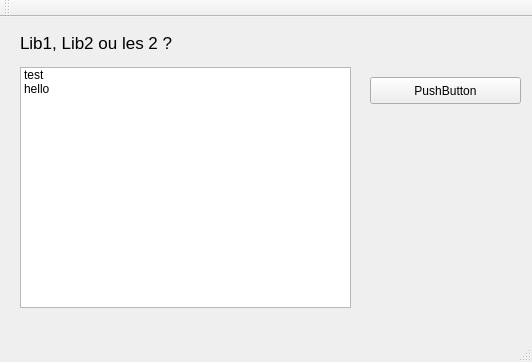
The window that admin-gui/BurgerQuiz-Admin/mainwindow.ui (Tomy2e/burger-quiz) describes before a commit, drawn with Qt 5.
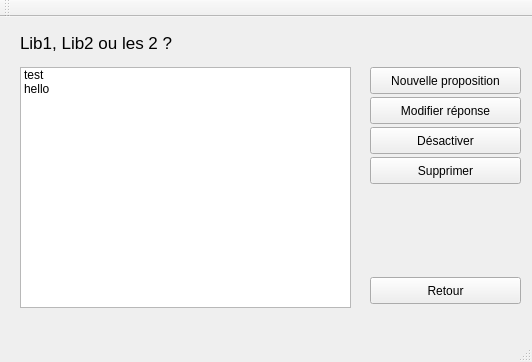
The same window after the commit. The open tabs and pages were chosen to show the change.

Commit message: Ameliorations gestion des propositions (QT) Possibilité de lister les propositions Possibilité d'ajouter des propositions Possibilité de modifier la réponse d'une propositions

```diff
--- a/admin-gui/BurgerQuiz-Admin/mainwindow.ui
+++ b/admin-gui/BurgerQuiz-Admin/mainwindow.ui
@@ -431,13 +431,65 @@
       <property name="geometry">
        <rect>
         <x>370</x>
-        <y>70</y>
+        <y>270</y>
         <width>151</width>
         <height>27</height>
        </rect>
       </property>
       <property name="text">
-       <string>PushButton</string>
+       <string>Retour</string>
+      </property>
+     </widget>
+     <widget class="QPushButton" name="pushButton_17">
+      <property name="geometry">
+       <rect>
+        <x>370</x>
+        <y>60</y>
+        <width>151</width>
+        <height>27</height>
+       </rect>
+      </property>
+      <property name="text">
+       <string>Nouvelle proposition</string>
+      </property>
+     </widget>
+     <widget class="QPushButton" name="pushButton_18">
+      <property name="geometry">
+       <rect>
+        <x>370</x>
+        <y>90</y>
+        <width>151</width>
+        <height>27</height>
+       </rect>
+      </property>
+      <property name="text">
+       <string>Modifier réponse</string>
+      </property>
+     </widget>
+     <widget class="QPushButton" name="pushButton_19">
+      <property name="geometry">
+       <rect>
+        <x>370</x>
+        <y>120</y>
+        <width>151</width>
+        <height>27</height>
+       </rect>
+      </property>
+      <property name="text">
+       <string>Désactiver</string>
+      </property>
+     </widget>
+     <widget class="QPushButton" name="pushButton_20">
+      <property name="geometry">
+       <rect>
+        <x>370</x>
+        <y>150</y>
+        <width>151</width>
+        <height>27</height>
+       </rect>
+      </property>
+      <property name="text">
+       <string>Supprimer</string>
       </property>
      </widget>
     </widget>
```
Left out of the diff: 2 changed lines with no effect on the pictures. The commit also changes 8 other files.
